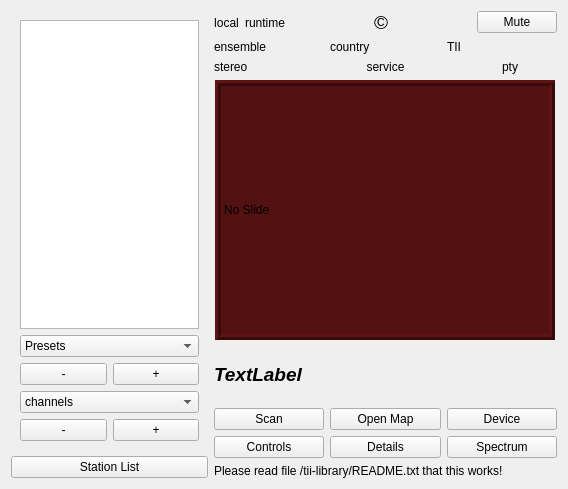
Old version of the form forms/dabradio.ui in the repository tomneda/DABstar.
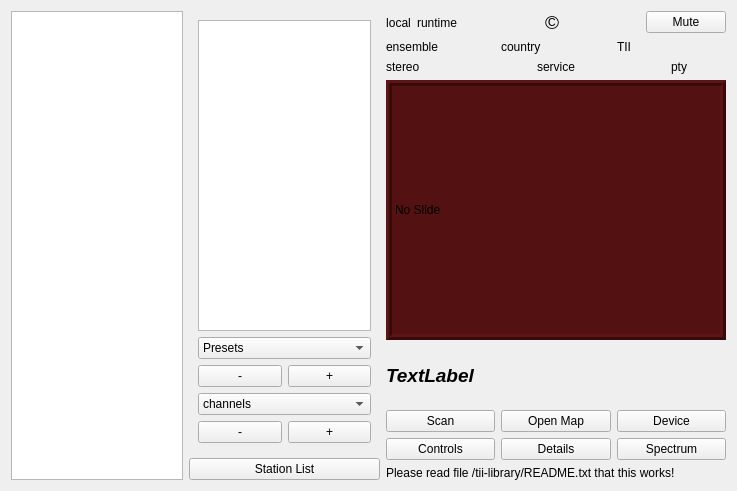
New version of the form. Custom widgets are drawn as their Qt base class.

Commit message: Add new class ServiceListHandler

```diff
--- a/forms/dabradio.ui
+++ b/forms/dabradio.ui
@@ -6,8 +6,8 @@
    <rect>
     <x>0</x>
     <y>0</y>
-    <width>568</width>
-    <height>489</height>
+    <width>737</width>
+    <height>491</height>
    </rect>
   </property>
   <property name="sizePolicy">
@@ -17,6 +17,9 @@
    </sizepolicy>
   </property>
   <layout class="QHBoxLayout" name="horizontalLayout_5">
+   <item>
+    <widget class="QListView" name="serviceListView"/>
+   </item>
    <item>
     <layout class="QVBoxLayout" name="verticalLayout_2">
      <item>
```
The commit also changes 5 other files.
